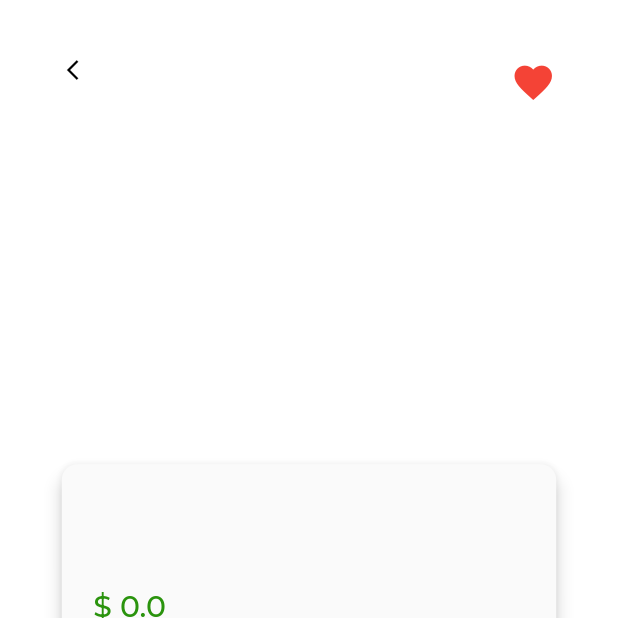
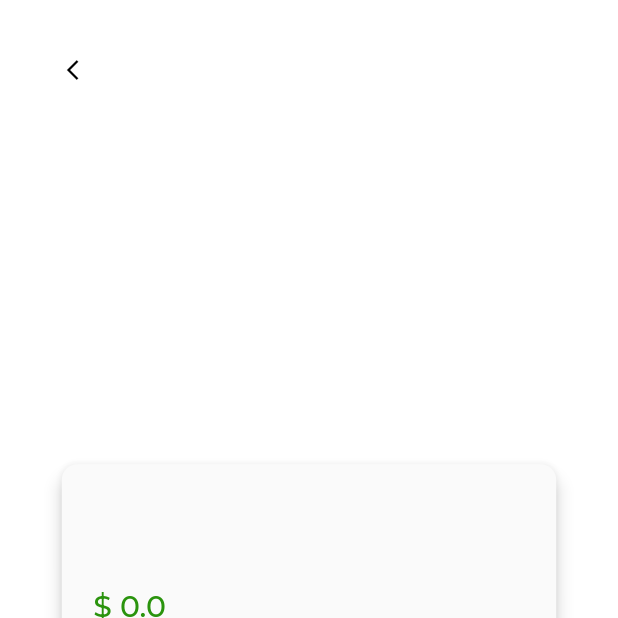
Before and after one commit to AbdulWahabTanveer/Softech_23_Hustlers, a Flutter app: the DetailCustomerScreen screen opened directly with empty values, on a phone screen of 412 x 824 dp, the top half of it. Run offline on Flutter 3.47's test engine with Material 2 defaults, Android fonts, the phone set to English and light mode, and no system bars; drawn by our look-alikes of carousel_slider; our stand-ins replace cached_network_image, chewie, cloud_firestore, file_picker, firebase_auth, firebase_core and 18 more; missing offline and left inert: clippy_flutter; accounts and stored records are empty.

```diff
--- a/lib/ui/detail_customer/detail_customer_controller.dart
+++ b/lib/ui/detail_customer/detail_customer_controller.dart
@@ -1,3 +1,5 @@
+import 'package:cloud_firestore/cloud_firestore.dart';
+import 'package:firebase_core/firebase_core.dart';
 import 'package:flutter/cupertino.dart';
 import 'package:get/get.dart';
 import 'package:softech_hustlers/models/review_model.dart';
@@ -9,10 +11,11 @@ class DetailCustomerController extends GetxController {
 
   var review = TextEditingController();
 
-  uploadReview() {
+  uploadReview(String id) {
     ReviewModel reviewModel = ReviewModel(
       review: review.text,
       rating: ratingBar, name: UserService.userModel.userName,
     );
+    FirebaseFirestore.instance.collection('users').doc(id).update({"reviews":FieldValue.arrayUnion([reviewModel.toJson()])});
   }
 }
--- a/lib/ui/detail_customer/detail_customer_screen.dart
+++ b/lib/ui/detail_customer/detail_customer_screen.dart
@@ -40,7 +40,7 @@ class _DetailCustomerScreenState extends State<DetailCustomerScreen> {
   Widget build(BuildContext context) {
     return SafeArea(
       child: Scaffold(
-          bottomNavigationBar: widget.job.status == "Pending"
+          bottomNavigationBar: widget.job.status == "InProgress"
               ? Padding(
                   padding: EdgeInsets.all(10.h),
                   child: BusyButton(
@@ -55,9 +55,10 @@ class _DetailCustomerScreenState extends State<DetailCustomerScreen> {
                             padding: EdgeInsets.all(12.w),
                             child: Column(
                               children: [
-                                const Text(
+                                Text(
                                   "Are you sure you want to mark this job as complete?",
                                   textAlign: TextAlign.center,
+                                  style: TextStyle(color: AppTheme.darkTheme.primaryColor==Get.theme.primaryColor ? Colors.white:Colors.black),
                                 ),
                                 SizedBox(
                                   height: 20.h,
@@ -111,7 +112,8 @@ class _DetailCustomerScreenState extends State<DetailCustomerScreen> {
                                       title: "Add Review",
                                       isBusy: false,
                                       onPressed: () async {
-                                        await controller.uploadReview();
+                                        await controller.uploadReview(widget.job.handymanId!);
+                                        Get.back();
                                         Get.back();
                                       }),
                                 )
@@ -232,25 +234,7 @@ class _DetailCustomerScreenState extends State<DetailCustomerScreen> {
                           ),
                         ),
                       ),
-                      Positioned(
-                        top: 30.h,
-                        right: 30.w,
-                        child: Container(
-                          height: 50.h,
-                          width: 50.h,
-                          decoration: const BoxDecoration(
-                            shape: BoxShape.circle,
-                            color: Colors.white,
-                          ),
-                          child: const Center(
-                            child: Icon(
-                              Icons.favorite,
-                              color: Colors.red,
-                              size: 30,
-                            ),
-                          ),
-                        ),
-                      ),
+
                       Positioned(
                         top: 30.h,
                         left: 30.w,
--- a/lib/ui/my_job/my_job_controller.dart
+++ b/lib/ui/my_job/my_job_controller.dart
@@ -14,6 +14,8 @@ class MyJobController extends GetxController {
   }
 
   Stream<QuerySnapshot<Map<String, dynamic>>> getJobs() {
+    print(FirebaseAuth.instance.currentUser
+        !.uid);
     return FirebaseFirestore.instance.collection('jobs').where('uid',isEqualTo: FirebaseAuth.instance.currentUser!.uid).snapshots();
 
   }
```
Also changed, not shown: lib/ui/dahsboard/userDashBoard.dart (+7 -11 lines), lib/ui/detail/detailscreen.dart (+4 -3 lines), lib/ui/user_view_bid/user_view_bid.dart (+5 -2 lines).
